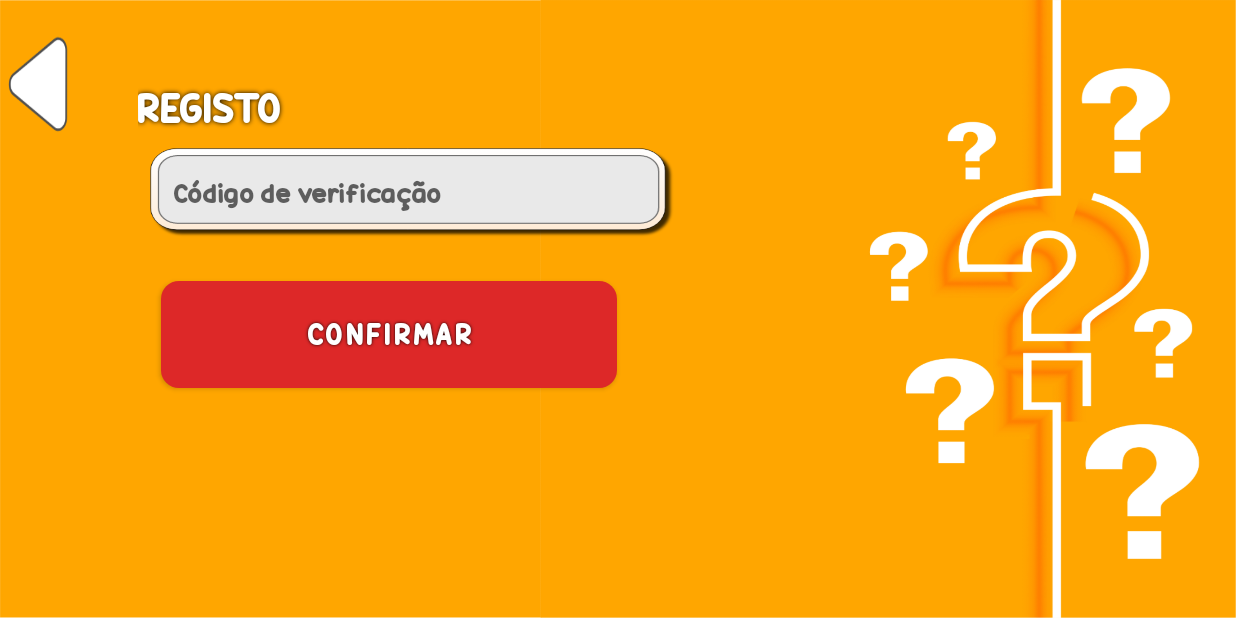
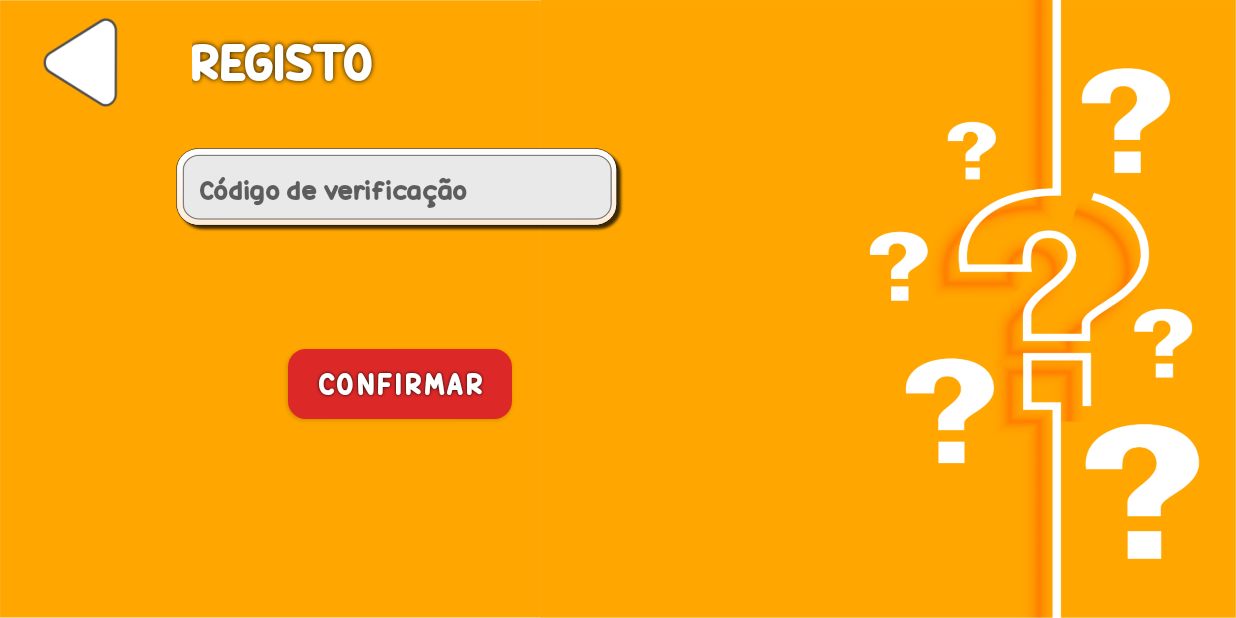
Before and after one commit to carlosela99/CM_Project, an Android app: the RegisterConfirmCode screen opened directly, with no data from a screen before it, on a phone screen of 824 x 412 dp (held sideways). Run offline under Robolectric (Android 15) with nearby library versions, the light colour scheme and no system bars.

```diff
--- a/TP1-Fase 2/Implementacao/Reclaim_Portugal/app/src/main/res/layout/activity_register_confirm_code.xml
+++ b/TP1-Fase 2/Implementacao/Reclaim_Portugal/app/src/main/res/layout/activity_register_confirm_code.xml
@@ -10,27 +10,73 @@
     <LinearLayout
         android:layout_width="match_parent"
         android:layout_height="match_parent"
+        android:orientation="vertical">
+    <RelativeLayout
+        android:layout_width="match_parent"
+        android:layout_height="match_parent"
+        android:layout_weight="80">
+
+        <LinearLayout
+            android:layout_width="match_parent"
+            android:layout_height="match_parent"
             android:orientation="horizontal">
 
             <RelativeLayout
                 android:layout_width="match_parent"
                 android:layout_height="match_parent"
-            android:layout_weight="8">
-
+                android:layout_weight="100">
 
                 <ImageButton
                     android:id="@+id/button3"
-                android:layout_width="67dp"
-                android:layout_height="94dp"
+                    android:layout_width="50dp"
+                    android:layout_height="60dp"
+                    android:layout_centerInParent="true"
                     android:background="@drawable/back"
-                android:onClick="backToForm"
-                android:scaleType="fitXY" />
+                    android:onClick="backToForm" />
             </RelativeLayout>
 
             <RelativeLayout
                 android:layout_width="match_parent"
                 android:layout_height="match_parent"
-            android:layout_weight="5">
+                android:layout_weight="15">
+
+                <TextView
+                    android:id="@+id/textView"
+                    android:layout_width="match_parent"
+                    android:layout_height="wrap_content"
+                    android:layout_marginStart="20dp"
+                    android:layout_centerVertical="true"
+                    android:fontFamily="@font/candy_beans"
+                    android:shadowColor="@color/black"
+                    android:shadowRadius="4"
+                    android:text="@string/register"
+                    android:textAlignment="textStart"
+                    android:textAllCaps="true"
+                    android:textColor="@color/white"
+                    android:textSize="35sp" />
+            </RelativeLayout>
+        </LinearLayout>
+    </RelativeLayout>
+
+    <RelativeLayout
+        android:layout_width="match_parent"
+        android:layout_height="match_parent"
+        android:layout_weight="20">
+
+        <LinearLayout
+            android:layout_width="match_parent"
+            android:layout_height="match_parent"
+            android:orientation="horizontal">
+
+            <RelativeLayout
+                android:layout_width="match_parent"
+                android:layout_height="match_parent"
+                android:layout_weight="75"/>
+
+            <RelativeLayout
+                android:layout_width="match_parent"
+                android:layout_height="match_parent"
+                android:layout_weight="50">
 
                 <LinearLayout
                     android:layout_width="match_parent"
@@ -40,37 +86,16 @@
                     <RelativeLayout
                         android:layout_width="match_parent"
                         android:layout_height="match_parent"
-                    android:layout_weight="5">
-
-                    <TextView
-                        android:id="@+id/textView"
-                        android:layout_width="match_parent"
-                        android:layout_height="wrap_content"
-                        android:layout_alignParentBottom="true"
-                        android:fontFamily="@font/candy_beans"
-                        android:shadowColor="@color/black"
-                        android:shadowRadius="4"
-                        android:text="@string/register"
-                        android:textAlignment="textStart"
-                        android:textAllCaps="true"
-                        android:textColor="@color/white"
-                        android:textSize="28sp" />
-
-                </RelativeLayout>
-
-                <RelativeLayout
-                    android:layout_width="match_parent"
-                    android:layout_height="match_parent"
-                    android:layout_weight="5">
+                        android:layout_weight="50">
 
                         <EditText
                             android:id="@+id/text_code"
                             android:layout_width="match_parent"
-                        android:layout_height="60dp"
-                        android:layout_marginStart="8dp"
-                        android:layout_marginTop="8dp"
-                        android:layout_marginEnd="8dp"
-                        android:layout_marginBottom="8dp"
+                            android:layout_height="match_parent"
+                            android:layout_centerHorizontal="true"
+                            android:layout_centerVertical="true"
+                            android:layout_marginHorizontal="20dp"
+                            android:layout_marginVertical="16dp"
                             android:background="@drawable/text_box"
                             android:ems="10"
                             android:fontFamily="@font/candy_beans"
@@ -84,18 +109,34 @@
                     <RelativeLayout
                         android:layout_width="match_parent"
                         android:layout_height="match_parent"
-                    android:layout_weight="5">
+                        android:layout_weight="60">
+
+                        <TextView
+                            android:id="@+id/text_fail"
+                            android:layout_width="wrap_content"
+                            android:layout_height="wrap_content"
+                            android:layout_centerHorizontal="true"
+                            android:fontFamily="@font/candy_beans"
+                            android:text="@string/login_fail"
+                            android:textColor="@color/red_incorrect"
+                            android:visibility="invisible" />
+                    </RelativeLayout>
+
+                    <RelativeLayout
+                        android:layout_width="match_parent"
+                        android:layout_height="match_parent"
+                        android:layout_weight="50">
 
                         <Button
                             android:id="@+id/button"
-                        android:layout_width="304dp"
-                        android:layout_height="83dp"
-                        android:layout_marginStart="15dp"
-                        android:layout_marginTop="0dp"
-                        android:layout_marginBottom="0dp"
+                            android:layout_width="wrap_content"
+                            android:layout_height="wrap_content"
+                            android:paddingVertical="10dp"
+                            android:paddingHorizontal="20dp"
+                            android:layout_centerHorizontal="true"
+                            android:layout_centerVertical="true"
                             android:fontFamily="@font/candy_beans"
                             android:onClick="confirmCode"
-                        android:padding="10dp"
                             android:shadowColor="@color/black"
                             android:shadowRadius="2"
                             android:text="@string/confirm"
@@ -110,30 +151,10 @@
                     <RelativeLayout
                         android:layout_width="match_parent"
                         android:layout_height="match_parent"
-                    android:layout_weight="6">
-
-                    <TextView
-                        android:id="@+id/text_fail"
-                        android:layout_width="wrap_content"
-                        android:layout_height="wrap_content"
-                        android:text="@string/login_fail"
-                        android:layout_centerHorizontal="true"
-                        android:fontFamily="@font/candy_beans"
-                        android:textColor="@color/red_incorrect"
-                        android:visibility="invisible"/>
-                </RelativeLayout>
-
-                <RelativeLayout
-                    android:layout_width="match_parent"
-                    android:layout_height="match_parent"
-                    android:layout_weight="5">
+                        android:layout_weight="45">
 
                     </RelativeLayout>
 
-                <RelativeLayout
-                    android:layout_width="match_parent"
-                    android:layout_height="match_parent"
-                    android:layout_weight="6"></RelativeLayout>
 
                 </LinearLayout>
             </RelativeLayout>
@@ -141,10 +162,13 @@
             <RelativeLayout
                 android:layout_width="match_parent"
                 android:layout_height="match_parent"
-            android:layout_weight="5">
+                android:layout_weight="45">
 
 
             </RelativeLayout>
         </LinearLayout>
+    </RelativeLayout>
+
+    </LinearLayout>
 
 </androidx.constraintlayout.widget.ConstraintLayout>
```
Also changed, not shown: TP1-Fase 2/Implementacao/Reclaim_Portugal/app/src/main/java/com/example/reclaimportugal/Login.java (+16 -4 lines), TP1-Fase 2/Implementacao/Reclaim_Portugal/app/src/main/res/layout/activity_login.xml (+81 -45 lines), TP1-Fase 2/Implementacao/Reclaim_Portugal/app/src/main/res/layout/activity_register.xml (+67 -37 lines), TP1-Fase 2/Implementacao/Reclaim_Portugal/app/src/main/res/layout/activity_welcome.xml (+6 -6 lines), TP1-Fase 2/Implementacao/Reclaim_Portugal/app/src/main/res/drawable-v24/back.png, 2 other files. Lines whose indentation alone changed are shown as unchanged.
